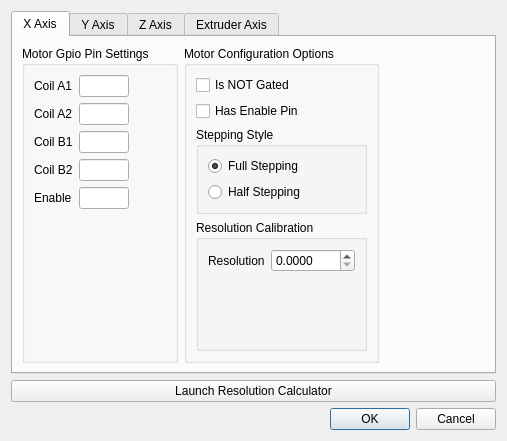
Bahamuttg/PiRinter3D, file motorconfigdialog.ui: the form before one commit.
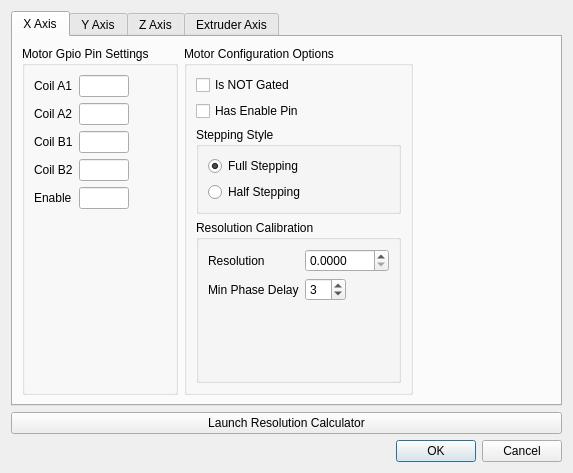
The form after the commit. Icons and pictures are not drawn.

The edit to the form file:
```diff
--- a/motorconfigdialog.ui
+++ b/motorconfigdialog.ui
@@ -6,8 +6,8 @@
    <rect>
     <x>0</x>
     <y>0</y>
-    <width>507</width>
-    <height>441</height>
+    <width>573</width>
+    <height>473</height>
    </rect>
   </property>
   <property name="minimumSize">
@@ -315,6 +315,20 @@
                      </property>
                     </widget>
                    </item>
+                   <item row="1" column="0">
+                    <widget class="QLabel" name="minPhaseDelayLabel">
+                     <property name="text">
+                      <string>Min Phase Delay</string>
+                     </property>
+                    </widget>
+                   </item>
+                   <item row="1" column="1">
+                    <widget class="QSpinBox" name="seMinDelayX">
+                     <property name="value">
+                      <number>3</number>
+                     </property>
+                    </widget>
+                   </item>
                   </layout>
                  </item>
                  <item>
```
Left out of the diff: 42 changed lines with no effect on the pictures.
